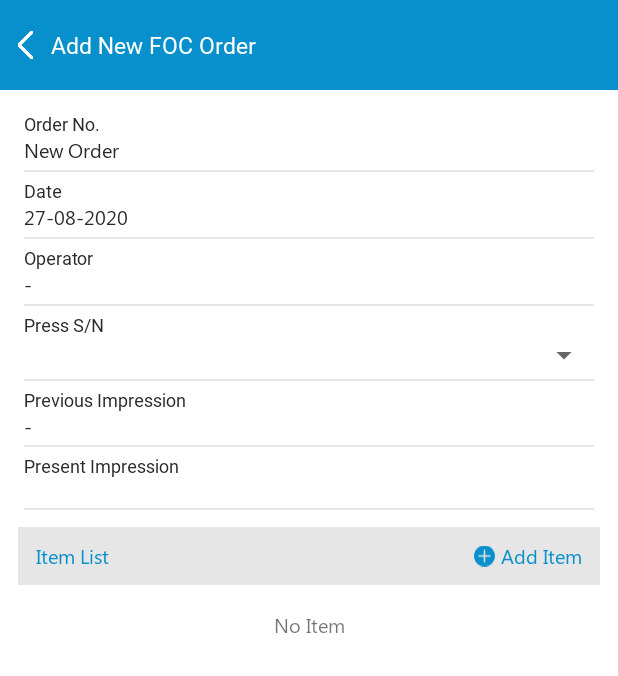
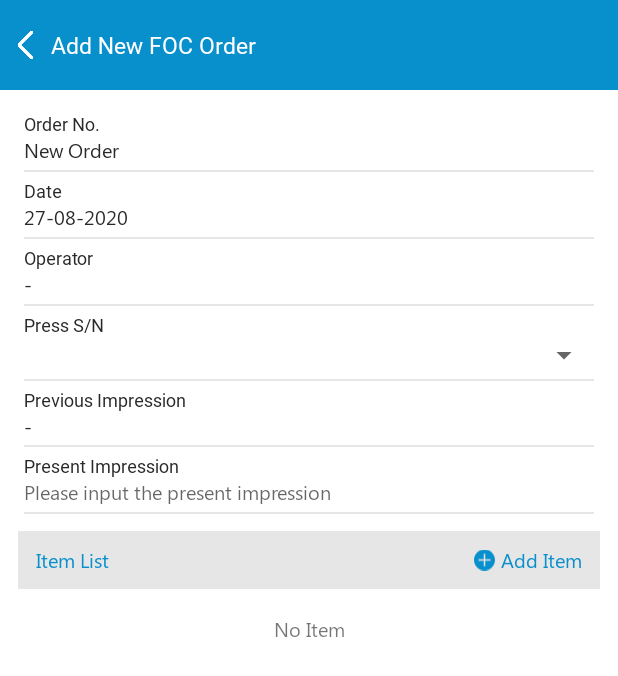
Before and after one commit to rianhendri/smartcarecenter_2022, an Android app: the AddDetailFoc screen opened directly, with no data from a screen before it, on a phone screen of 412 x 824 dp. Shown: the top 676 px of the screen. Run offline under Robolectric (Android 15) with nearby library versions, the phone set to English and light mode, and no system bars; our stand-ins replace Firebase (no records; nobody signed in at launch, a user with empty details on screens opened directly), Picasso; pictures from the network do not load; Roboto replaces fonts that are not available here; 1 statement that could not run was skipped.

Commit message:
Tambah Model List Item get item li po > Revisi layout status > Revisi layout add foc add po 27-08-15:00

```diff
--- a/app/src/main/java/com/smartcarecenter/Chargeable/Chargeabledapter.java
+++ b/app/src/main/java/com/smartcarecenter/Chargeable/Chargeabledapter.java
@@ -95,7 +95,7 @@ extends RecyclerView.Adapter<Chargeabledapter.Myviewholder> {
         myviewholder.mstatus.setText(chargeableItem.get(i).getStatusName());
         myviewholder.mstatus.setTextColor(Color.parseColor("#"+ chargeableItem.get(i).getStatusColorCode()));
         myviewholder.mpos.setText(String.valueOf(i+1));
-        myviewholder.mNoPo.setText("No. PO: "+chargeableItem.get(i).getPoNo());
+        myviewholder.mNoPo.setText(context.getString(R.string.title_nopo)+chargeableItem.get(i).getPoNo());
         myviewholder.itemView.setOnClickListener(new View.OnClickListener() {
             @Override
             public void onClick(View v) {
--- a/app/src/main/res/layout/activity_add_detail_foc.xml
+++ b/app/src/main/res/layout/activity_add_detail_foc.xml
@@ -276,6 +276,7 @@
                 android:fontFamily="@font/segoeui"
                 android:paddingLeft="4dp"
                 android:inputType="number"
+                android:hint="@string/title_pleaseinputimpres"
                 android:background="@drawable/background_transparent"
                 android:textColor="@color/black"
                 android:textSize="13sp" />
--- a/app/src/main/res/values/strings.xml
+++ b/app/src/main/res/values/strings.xml
@@ -112,4 +112,5 @@
     <string name="title_fororder">FOC Orders</string>
     <string name="title_nopo">No. PO</string>
     <string name="title_pleaseinputnopo">Please input your PO number</string>
+    <string name="title_pleaseinputimpres">Please input the present impression</string>
 </resources>
```
Also changed, not shown: 2 other files.
